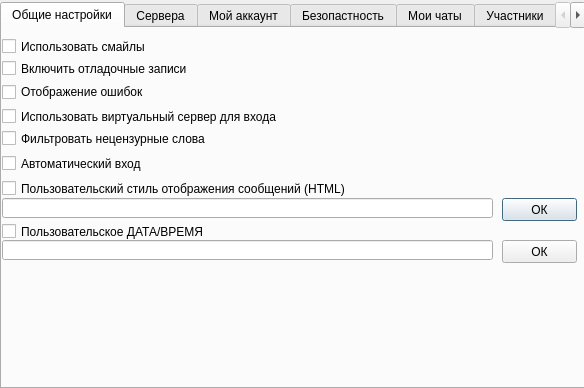
The window that kabinet.ui (gravimine/qtchat) describes before a commit, drawn with Qt 5.
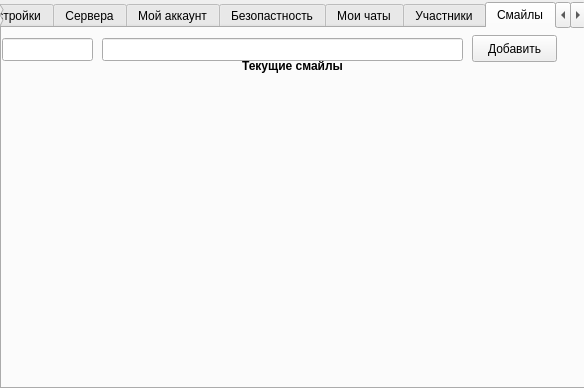
The same window after the commit.

Commit message: 1. Удален класс ASound 2. Функция datatimeEx теперь перегружена и считает разность по модулю 3. Исправлен баг с /n и <br> в сообщениях 4. GetOstatok может получать остаток в float 5. Изменены правила построения правил для парсера бб кодов. 6. В небольшие структуры добавлен новый конструктор, позволяющий короче заполнить структуру 7. beta динамические смайлы

What changed in the file:
```diff
--- a/kabinet.ui
+++ b/kabinet.ui
@@ -23,7 +23,7 @@
     </rect>
    </property>
    <property name="currentIndex">
-    <number>0</number>
+    <number>6</number>
    </property>
    <widget class="QWidget" name="tab">
     <attribute name="title">
@@ -876,6 +876,70 @@
      </property>
     </widget>
    </widget>
+   <widget class="QWidget" name="tab_9">
+    <attribute name="title">
+     <string>Смайлы</string>
+    </attribute>
+    <widget class="QLabel" name="label">
+     <property name="geometry">
+      <rect>
+       <x>0</x>
+       <y>50</y>
+       <width>581</width>
+       <height>301</height>
+      </rect>
+     </property>
+     <property name="text">
+      <string/>
+     </property>
+    </widget>
+    <widget class="QLabel" name="label_7">
+     <property name="geometry">
+      <rect>
+       <x>0</x>
+       <y>30</y>
+       <width>581</width>
+       <height>17</height>
+      </rect>
+     </property>
+     <property name="text">
+      <string>&lt;center&gt;&lt;b&gt;Текущие смайлы</string>
+     </property>
+    </widget>
+    <widget class="QLineEdit" name="lineEdit_3">
+     <property name="geometry">
+      <rect>
+       <x>0</x>
+       <y>10</y>
+       <width>91</width>
+       <height>23</height>
+      </rect>
+     </property>
+    </widget>
+    <widget class="QLineEdit" name="lineEdit_4">
+     <property name="geometry">
+      <rect>
+       <x>100</x>
+       <y>10</y>
+       <width>361</width>
+       <height>23</height>
+      </rect>
+     </property>
+    </widget>
+    <widget class="QPushButton" name="pushButton_8">
+     <property name="geometry">
+      <rect>
+       <x>470</x>
+       <y>7</y>
+       <width>85</width>
+       <height>27</height>
+      </rect>
+     </property>
+     <property name="text">
+      <string>Добавить</string>
+     </property>
+    </widget>
+   </widget>
    <widget class="QWidget" name="tab_5">
     <attribute name="title">
      <string>Логи</string>
```
The commit also changes 21 other files.
